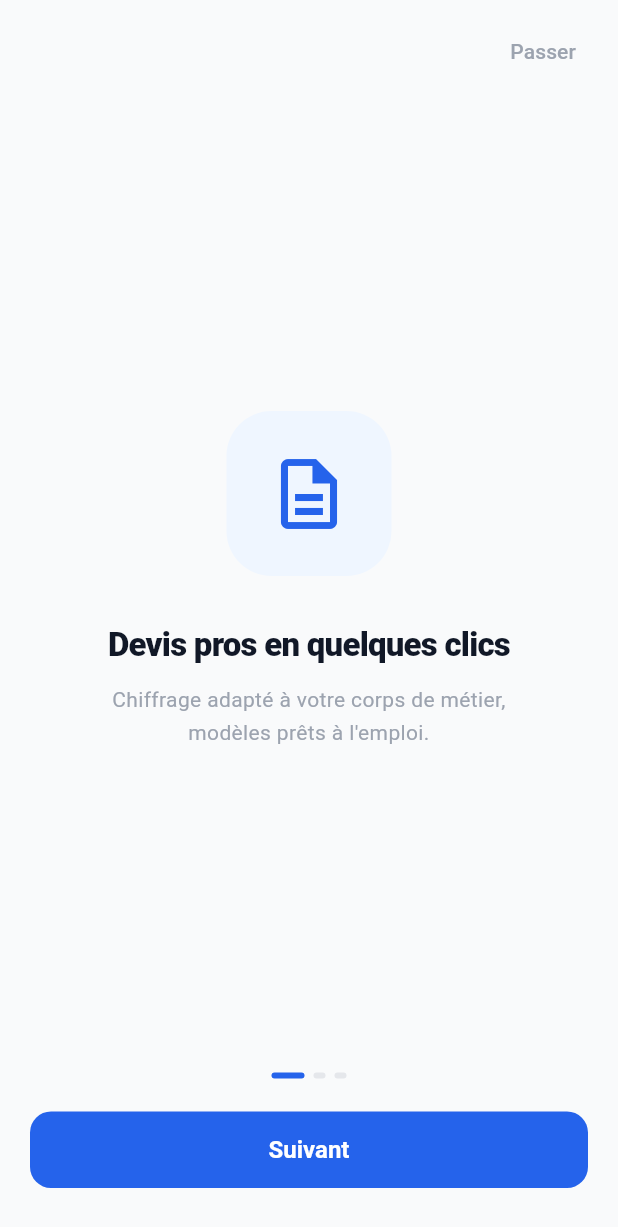
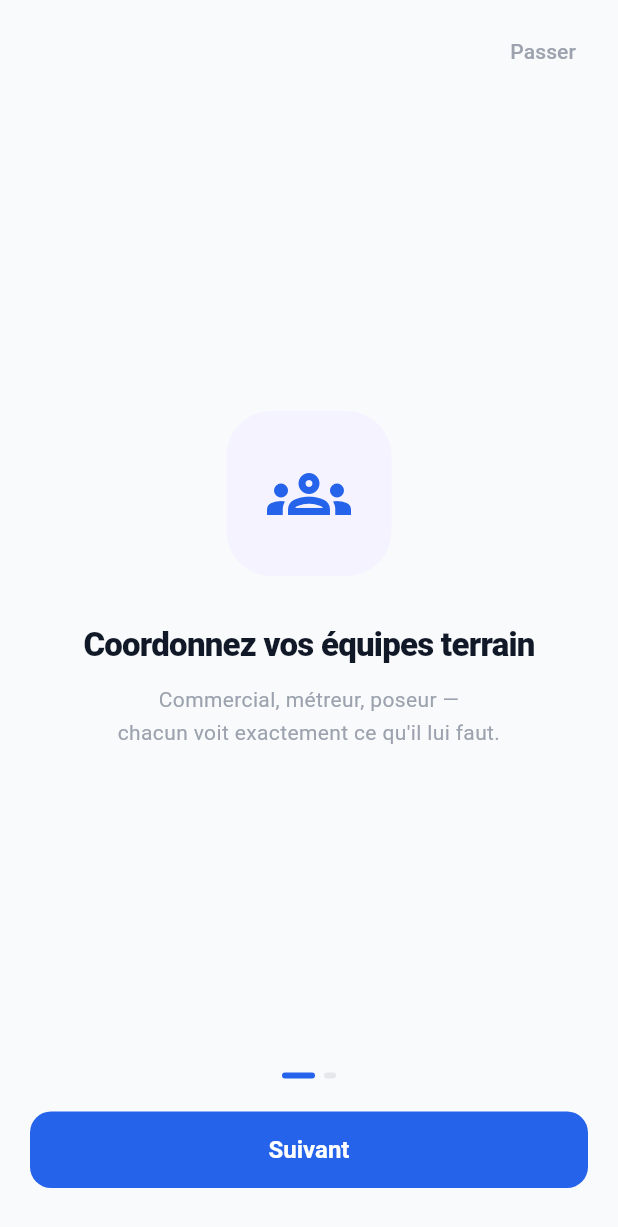
Before and after one commit to Crysal06460/workit, a Flutter app: the screen it shows after launch, on a phone screen of 412 x 824 dp. Shown: the top 1227 px of the screen. Run offline on Flutter 3.47's test engine with Material 3 defaults, Android fonts, the phone set to English and light mode, and no system bars; our stand-ins replace cloud_firestore, cloud_functions, file_picker, firebase_auth, firebase_core, firebase_messaging and 6 more; accounts and stored records are empty.

Commit message:
Supprime le slide onboarding Devis pros en quelques clics
WorkIt ne fait pas de devis a proprement parler, ce message marketing
etait inexact. Retire de _kSlides (onboarding_screen.dart), les 2
slides restants et la pagination s'ajustent automatiquement.

flutter analyze: 0 erreur, 132 issues (inchange).

```diff
--- a/lib/screens/onboarding_screen.dart
+++ b/lib/screens/onboarding_screen.dart
@@ -124,12 +124,6 @@ class _Slide {
 }
 
 const _kSlides = [
-  _Slide(
-    icon: Icons.description_outlined,
-    title: 'Devis pros en quelques clics',
-    subtitle: 'Chiffrage adapté à votre corps de métier,\nmodèles prêts à l\'emploi.',
-    bg: AppColors.primaryLight,
-  ),
   _Slide(
     icon: Icons.groups_outlined,
     title: 'Coordonnez vos équipes terrain',
```
